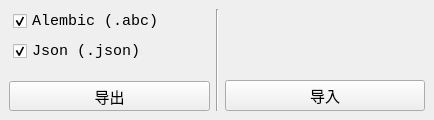
Qt form python/mtoc/widgets.ui (zclongpop123/mtoc) before a commit.
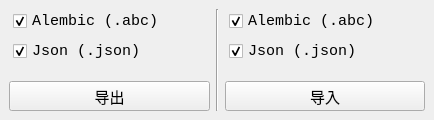
The same form after that commit.

```diff
--- a/python/mtoc/widgets.ui
+++ b/python/mtoc/widgets.ui
@@ -101,6 +101,58 @@
     </item>
     <item>
      <layout class="QVBoxLayout" name="verticalLayout_3">
+      <item>
+       <layout class="QVBoxLayout" name="verticalLayout_4">
+        <property name="leftMargin">
+         <number>4</number>
+        </property>
+        <item>
+         <widget class="QCheckBox" name="cbx_imp_abc">
+          <property name="font">
+           <font>
+            <family>Consolas</family>
+            <pointsize>11</pointsize>
+           </font>
+          </property>
+          <property name="text">
+           <string>Alembic (.abc)</string>
+          </property>
+          <property name="checked">
+           <bool>true</bool>
+          </property>
+         </widget>
+        </item>
+        <item>
+         <widget class="QCheckBox" name="cbx_imp_json">
+          <property name="font">
+           <font>
+            <family>Consolas</family>
+            <pointsize>11</pointsize>
+           </font>
+          </property>
+          <property name="text">
+           <string>Json (.json)</string>
+          </property>
+          <property name="checked">
+           <bool>true</bool>
+          </property>
+         </widget>
+        </item>
+        <item>
+         <spacer name="verticalSpacer_3">
+          <property name="orientation">
+           <enum>Qt::Vertical</enum>
+          </property>
+          <property name="sizeHint" stdset="0">
+           <size>
+            <width>20</width>
+            <height>40</height>
+           </size>
+          </property>
+         </spacer>
+        </item>
+       </layout>
+      </item>
       <item>
        <spacer name="verticalSpacer">
         <property name="orientation">
```
